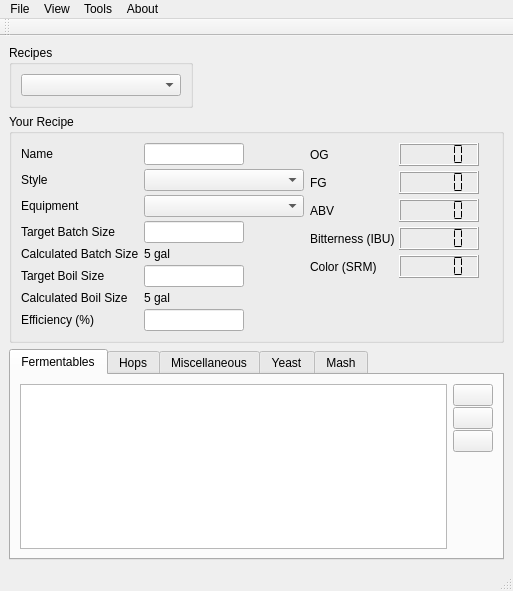
Before: the Qt Designer form ui/mainWindow.ui in Brewtarget/brewtarget, drawn with Qt 5.
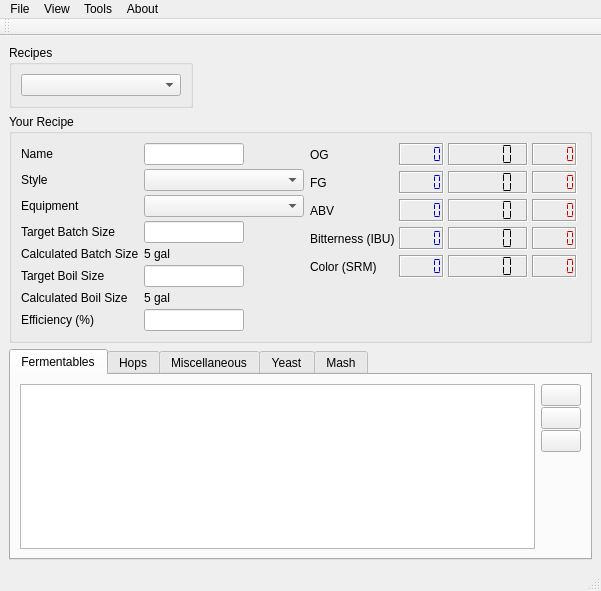
After: the same form once the commit is applied. Icons and pictures are not drawn. Custom widgets are drawn as their Qt base class.

Commit message: Fixed issue [2898847]. Style mins/maxs now on main window.

```diff
--- a/ui/mainWindow.ui
+++ b/ui/mainWindow.ui
@@ -6,7 +6,7 @@
    <rect>
     <x>0</x>
     <y>0</y>
-    <width>513</width>
+    <width>601</width>
     <height>591</height>
    </rect>
   </property>
@@ -318,13 +318,10 @@
             <number>1</number>
            </property>
            <item>
-            <layout class="QFormLayout" name="formLayout_2">
+            <layout class="QGridLayout" name="gridLayout">
              <property name="sizeConstraint">
               <enum>QLayout::SetDefaultConstraint</enum>
              </property>
-             <property name="fieldGrowthPolicy">
-              <enum>QFormLayout::FieldsStayAtSizeHint</enum>
-             </property>
              <property name="horizontalSpacing">
               <number>4</number>
              </property>
@@ -338,10 +335,10 @@
                </property>
               </widget>
              </item>
-             <item row="0" column="1">
+             <item row="0" column="2">
               <widget class="QLCDNumber" name="lcdNumber_og">
                <property name="sizePolicy">
-                <sizepolicy hsizetype="Minimum" vsizetype="Minimum">
+                <sizepolicy hsizetype="Minimum" vsizetype="Fixed">
                  <horstretch>0</horstretch>
                  <verstretch>0</verstretch>
                 </sizepolicy>
@@ -352,6 +349,9 @@
                  <height>0</height>
                 </size>
                </property>
+               <property name="frameShadow">
+                <enum>QFrame::Sunken</enum>
+               </property>
                <property name="segmentStyle">
                 <enum>QLCDNumber::Flat</enum>
                </property>
@@ -364,10 +364,10 @@
                </property>
               </widget>
              </item>
-             <item row="1" column="1">
+             <item row="1" column="2">
               <widget class="QLCDNumber" name="lcdNumber_fg">
                <property name="sizePolicy">
-                <sizepolicy hsizetype="Minimum" vsizetype="Minimum">
+                <sizepolicy hsizetype="Minimum" vsizetype="Fixed">
                  <horstretch>0</horstretch>
                  <verstretch>0</verstretch>
                 </sizepolicy>
@@ -378,6 +378,9 @@
                  <height>0</height>
                 </size>
                </property>
+               <property name="frameShadow">
+                <enum>QFrame::Sunken</enum>
+               </property>
                <property name="segmentStyle">
                 <enum>QLCDNumber::Flat</enum>
                </property>
@@ -390,10 +393,10 @@
                </property>
               </widget>
              </item>
-             <item row="2" column="1">
+             <item row="2" column="2">
               <widget class="QLCDNumber" name="lcdNumber_abv">
                <property name="sizePolicy">
-                <sizepolicy hsizetype="Minimum" vsizetype="Minimum">
+                <sizepolicy hsizetype="Minimum" vsizetype="Fixed">
                  <horstretch>0</horstretch>
                  <verstretch>0</verstretch>
                 </sizepolicy>
@@ -404,6 +407,9 @@
                  <height>0</height>
                 </size>
                </property>
+               <property name="frameShadow">
+                <enum>QFrame::Sunken</enum>
+               </property>
                <property name="segmentStyle">
                 <enum>QLCDNumber::Flat</enum>
                </property>
@@ -416,10 +422,10 @@
                </property>
               </widget>
              </item>
-             <item row="3" column="1">
+             <item row="3" column="2">
               <widget class="QLCDNumber" name="lcdNumber_ibu">
                <property name="sizePolicy">
-                <sizepolicy hsizetype="Minimum" vsizetype="Minimum">
+                <sizepolicy hsizetype="Minimum" vsizetype="Fixed">
                  <horstretch>0</horstretch>
                  <verstretch>0</verstretch>
                 </sizepolicy>
@@ -430,6 +436,9 @@
                  <height>0</height>
                 </size>
                </property>
+               <property name="frameShadow">
+                <enum>QFrame::Sunken</enum>
+               </property>
                <property name="segmentStyle">
                 <enum>QLCDNumber::Flat</enum>
                </property>
@@ -442,10 +451,10 @@
                </property>
               </widget>
              </item>
-             <item row="4" column="1">
+             <item row="4" column="2">
               <widget class="QLCDNumber" name="lcdNumber_srm">
                <property name="sizePolicy">
-                <sizepolicy hsizetype="Minimum" vsizetype="Minimum">
+                <sizepolicy hsizetype="Minimum" vsizetype="Fixed">
                  <horstretch>0</horstretch>
                  <verstretch>0</verstretch>
                 </sizepolicy>
@@ -456,6 +465,614 @@
                  <height>0</height>
                 </size>
                </property>
+               <property name="frameShadow">
+                <enum>QFrame::Sunken</enum>
+               </property>
+               <property name="segmentStyle">
+                <enum>QLCDNumber::Flat</enum>
+               </property>
+              </widget>
+             </item>
+             <item row="0" column="1">
+              <widget class="QLCDNumber" name="lcdNumber_ogLow">
+               <property name="sizePolicy">
+                <sizepolicy hsizetype="Preferred" vsizetype="Minimum">
+                 <horstretch>0</horstretch>
+                 <verstretch>0</verstretch>
+                </sizepolicy>
+               </property>
+               <property name="minimumSize">
+                <size>
+                 <width>40</width>
+                 <height>0</height>
+                </size>
+               </property>
+               <property name="palette">
+                <palette>
+                 <active>
+                  <colorrole role="WindowText">
+                   <brush brushstyle="SolidPattern">
+                    <color alpha="255">
+                     <red>0</red>
+                     <green>0</green>
+                     <blue>208</blue>
+                    </color>
+                   </brush>
+                  </colorrole>
+                 </active>
+                 <inactive>
+                  <colorrole role="WindowText">
+                   <brush brushstyle="SolidPattern">
+                    <color alpha="255">
+                     <red>0</red>
+                     <green>0</green>
+                     <blue>208</blue>
+                    </color>
+                   </brush>
+                  </colorrole>
+                 </inactive>
+                 <disabled>
+                  <colorrole role="WindowText">
+                   <brush brushstyle="SolidPattern">
+                    <color alpha="255">
+                     <red>126</red>
+                     <green>125</green>
+                     <blue>124</blue>
+                    </color>
+                   </brush>
+                  </colorrole>
+                 </disabled>
+                </palette>
+               </property>
+               <property name="frameShape">
+                <enum>QFrame::Box</enum>
+               </property>
+               <property name="frameShadow">
+                <enum>QFrame::Sunken</enum>
+               </property>
+               <property name="segmentStyle">
+                <enum>QLCDNumber::Flat</enum>
+               </property>
+              </widget>
+             </item>
+             <item row="0" column="3">
+              <widget class="QLCDNumber" name="lcdNumber_ogHigh">
+               <property name="sizePolicy">
+                <sizepolicy hsizetype="Preferred" vsizetype="Minimum">
+                 <horstretch>0</horstretch>
+                 <verstretch>0</verstretch>
+                </sizepolicy>
+               </property>
+               <property name="minimumSize">
+                <size>
+                 <width>40</width>
+                 <height>0</height>
+                </size>
+               </property>
+               <property name="palette">
+                <palette>
+                 <active>
+                  <colorrole role="WindowText">
+                   <brush brushstyle="SolidPattern">
+                    <color alpha="255">
+                     <red>208</red>
+                     <green>0</green>
+                     <blue>0</blue>
+                    </color>
+                   </brush>
+                  </colorrole>
+                 </active>
+                 <inactive>
+                  <colorrole role="WindowText">
+                   <brush brushstyle="SolidPattern">
+                    <color alpha="255">
+                     <red>208</red>
+                     <green>0</green>
+                     <blue>0</blue>
+                    </color>
+                   </brush>
+                  </colorrole>
+                 </inactive>
+                 <disabled>
+                  <colorrole role="WindowText">
+                   <brush brushstyle="SolidPattern">
+                    <color alpha="255">
+                     <red>126</red>
+                     <green>125</green>
+                     <blue>124</blue>
+                    </color>
+                   </brush>
+                  </colorrole>
+                 </disabled>
+                </palette>
+               </property>
+               <property name="frameShadow">
+                <enum>QFrame::Sunken</enum>
+               </property>
+               <property name="segmentStyle">
+                <enum>QLCDNumber::Flat</enum>
+               </property>
+              </widget>
+             </item>
+             <item row="1" column="1">
+              <widget class="QLCDNumber" name="lcdNumber_fgLow">
+               <property name="sizePolicy">
+                <sizepolicy hsizetype="Preferred" vsizetype="Minimum">
+                 <horstretch>0</horstretch>
+                 <verstretch>0</verstretch>
+                </sizepolicy>
+               </property>
+               <property name="minimumSize">
+                <size>
+                 <width>40</width>
+                 <height>0</height>
+                </size>
+               </property>
+               <property name="palette">
+                <palette>
+                 <active>
+                  <colorrole role="WindowText">
+                   <brush brushstyle="SolidPattern">
+                    <color alpha="255">
+                     <red>0</red>
+                     <green>0</green>
+                     <blue>208</blue>
+                    </color>
+                   </brush>
+                  </colorrole>
+                 </active>
+                 <inactive>
+                  <colorrole role="WindowText">
+                   <brush brushstyle="SolidPattern">
+                    <color alpha="255">
+                     <red>0</red>
+                     <green>0</green>
+                     <blue>208</blue>
+                    </color>
+                   </brush>
+                  </colorrole>
+                 </inactive>
+                 <disabled>
+                  <colorrole role="WindowText">
+                   <brush brushstyle="SolidPattern">
+                    <color alpha="255">
+                     <red>126</red>
+                     <green>125</green>
+                     <blue>124</blue>
+                    </color>
+                   </brush>
+                  </colorrole>
+                 </disabled>
+                </palette>
+               </property>
+               <property name="frameShape">
+                <enum>QFrame::Box</enum>
+               </property>
+               <property name="frameShadow">
+                <enum>QFrame::Sunken</enum>
+               </property>
+               <property name="segmentStyle">
+                <enum>QLCDNumber::Flat</enum>
+               </property>
+              </widget>
+             </item>
+             <item row="1" column="3">
+              <widget class="QLCDNumber" name="lcdNumber_fgHigh">
+               <property name="sizePolicy">
+                <sizepolicy hsizetype="Preferred" vsizetype="Minimum">
+                 <horstretch>0</horstretch>
+                 <verstretch>0</verstretch>
+                </sizepolicy>
+               </property>
+               <property name="minimumSize">
+                <size>
+                 <width>40</width>
+                 <height>0</height>
+                </size>
+               </property>
+               <property name="palette">
+                <palette>
+                 <active>
+                  <colorrole role="WindowText">
+                   <brush brushstyle="SolidPattern">
+                    <color alpha="255">
+                     <red>208</red>
+                     <green>0</green>
+                     <blue>0</blue>
+                    </color>
+                   </brush>
+                  </colorrole>
+                 </active>
+                 <inactive>
+                  <colorrole role="WindowText">
+                   <brush brushstyle="SolidPattern">
+                    <color alpha="255">
+                     <red>208</red>
+                     <green>0</green>
+                     <blue>0</blue>
+                    </color>
+                   </brush>
+                  </colorrole>
+                 </inactive>
+                 <disabled>
+                  <colorrole role="WindowText">
+                   <brush brushstyle="SolidPattern">
+                    <color alpha="255">
+                     <red>126</red>
+                     <green>125</green>
+                     <blue>124</blue>
+                    </color>
+                   </brush>
+                  </colorrole>
+                 </disabled>
+                </palette>
+               </property>
+               <property name="frameShadow">
+                <enum>QFrame::Sunken</enum>
+               </property>
+               <property name="segmentStyle">
+                <enum>QLCDNumber::Flat</enum>
+               </property>
+              </widget>
+             </item>
+             <item row="2" column="1">
+              <widget class="QLCDNumber" name="lcdNumber_abvLow">
+               <property name="sizePolicy">
+                <sizepolicy hsizetype="Preferred" vsizetype="Minimum">
+                 <horstretch>0</horstretch>
+                 <verstretch>0</verstretch>
+                </sizepolicy>
+               </property>
+               <property name="minimumSize">
+                <size>
+                 <width>40</width>
+                 <height>0</height>
+                </size>
+               </property>
+               <property name="palette">
+                <palette>
+                 <active>
+                  <colorrole role="WindowText">
+                   <brush brushstyle="SolidPattern">
+                    <color alpha="255">
+                     <red>0</red>
+                     <green>0</green>
+                     <blue>208</blue>
+                    </color>
+                   </brush>
+                  </colorrole>
+                 </active>
+                 <inactive>
+                  <colorrole role="WindowText">
+                   <brush brushstyle="SolidPattern">
+                    <color alpha="255">
+                     <red>0</red>
+                     <green>0</green>
+                     <blue>208</blue>
+                    </color>
+                   </brush>
+                  </colorrole>
+                 </inactive>
+                 <disabled>
+                  <colorrole role="WindowText">
+                   <brush brushstyle="SolidPattern">
+                    <color alpha="255">
+                     <red>126</red>
+                     <green>125</green>
+                     <blue>124</blue>
+                    </color>
+                   </brush>
+                  </colorrole>
+                 </disabled>
+                </palette>
+               </property>
+               <property name="frameShape">
+                <enum>QFrame::Box</enum>
+               </property>
+               <property name="frameShadow">
+                <enum>QFrame::Sunken</enum>
+               </property>
+               <property name="segmentStyle">
+                <enum>QLCDNumber::Flat</enum>
+               </property>
+              </widget>
+             </item>
+             <item row="2" column="3">
+              <widget class="QLCDNumber" name="lcdNumber_abvHigh">
+               <property name="sizePolicy">
+                <sizepolicy hsizetype="Preferred" vsizetype="Minimum">
+                 <horstretch>0</horstretch>
+                 <verstretch>0</verstretch>
+                </sizepolicy>
+               </property>
+               <property name="minimumSize">
+                <size>
+                 <width>40</width>
+                 <height>0</height>
+                </size>
+               </property>
+               <property name="palette">
+                <palette>
+                 <active>
+                  <colorrole role="WindowText">
+                   <brush brushstyle="SolidPattern">
+                    <color alpha="255">
+                     <red>208</red>
+                     <green>0</green>
+                     <blue>0</blue>
+                    </color>
+                   </brush>
+                  </colorrole>
+                 </active>
+                 <inactive>
+                  <colorrole role="WindowText">
+                   <brush brushstyle="SolidPattern">
+                    <color alpha="255">
+                     <red>208</red>
+                     <green>0</green>
+                     <blue>0</blue>
+                    </color>
+                   </brush>
+                  </colorrole>
+                 </inactive>
+                 <disabled>
+                  <colorrole role="WindowText">
+                   <brush brushstyle="SolidPattern">
+                    <color alpha="255">
+                     <red>126</red>
+                     <green>125</green>
+                     <blue>124</blue>
+                    </color>
+                   </brush>
+                  </colorrole>
+                 </disabled>
+                </palette>
+               </property>
+               <property name="frameShadow">
+                <enum>QFrame::Sunken</enum>
+               </property>
+               <property name="segmentStyle">
+                <enum>QLCDNumber::Flat</enum>
+               </property>
+              </widget>
+             </item>
+             <item row="3" column="1">
+              <widget class="QLCDNumber" name="lcdNumber_ibuLow">
+               <property name="sizePolicy">
+                <sizepolicy hsizetype="Preferred" vsizetype="Minimum">
+                 <horstretch>0</horstretch>
+                 <verstretch>0</verstretch>
+                </sizepolicy>
+               </property>
+               <property name="minimumSize">
+                <size>
+                 <width>40</width>
+                 <height>0</height>
+                </size>
+               </property>
+               <property name="palette">
+                <palette>
+                 <active>
+                  <colorrole role="WindowText">
+                   <brush brushstyle="SolidPattern">
+                    <color alpha="255">
+                     <red>0</red>
+                     <green>0</green>
+                     <blue>208</blue>
+                    </color>
+                   </brush>
+                  </colorrole>
+                 </active>
+                 <inactive>
+                  <colorrole role="WindowText">
+                   <brush brushstyle="SolidPattern">
+                    <color alpha="255">
+                     <red>0</red>
+                     <green>0</green>
+                     <blue>208</blue>
+                    </color>
+                   </brush>
+                  </colorrole>
+                 </inactive>
+                 <disabled>
+                  <colorrole role="WindowText">
+                   <brush brushstyle="SolidPattern">
+                    <color alpha="255">
+                     <red>126</red>
+                     <green>125</green>
+                     <blue>124</blue>
+                    </color>
+                   </brush>
+                  </colorrole>
+                 </disabled>
+                </palette>
+               </property>
+               <property name="frameShape">
+                <enum>QFrame::Box</enum>
+               </property>
+               <property name="frameShadow">
+                <enum>QFrame::Sunken</enum>
+               </property>
+               <property name="segmentStyle">
+                <enum>QLCDNumber::Flat</enum>
+               </property>
+              </widget>
+             </item>
+             <item row="3" column="3">
+              <widget class="QLCDNumber" name="lcdNumber_ibuHigh">
+               <property name="sizePolicy">
+                <sizepolicy hsizetype="Preferred" vsizetype="Minimum">
+                 <horstretch>0</horstretch>
+                 <verstretch>0</verstretch>
+                </sizepolicy>
+               </property>
+               <property name="minimumSize">
+                <size>
+                 <width>40</width>
+                 <height>0</height>
+                </size>
+               </property>
+               <property name="palette">
+                <palette>
+                 <active>
+                  <colorrole role="WindowText">
+                   <brush brushstyle="SolidPattern">
+                    <color alpha="255">
+                     <red>208</red>
+                     <green>0</green>
+                     <blue>0</blue>
+                    </color>
+                   </brush>
+                  </colorrole>
+                 </active>
+                 <inactive>
+                  <colorrole role="WindowText">
+                   <brush brushstyle="SolidPattern">
+                    <color alpha="255">
+                     <red>208</red>
+                     <green>0</green>
+                     <blue>0</blue>
+                    </color>
+                   </brush>
+                  </colorrole>
+                 </inactive>
+                 <disabled>
+                  <colorrole role="WindowText">
+                   <brush brushstyle="SolidPattern">
+                    <color alpha="255">
+                     <red>126</red>
+                     <green>125</green>
+                     <blue>124</blue>
+                    </color>
+                   </brush>
+                  </colorrole>
+                 </disabled>
+                </palette>
+               </property>
+               <property name="frameShadow">
+                <enum>QFrame::Sunken</enum>
+               </property>
+               <property name="segmentStyle">
+                <enum>QLCDNumber::Flat</enum>
+               </property>
+              </widget>
+             </item>
+             <item row="4" column="1">
+              <widget class="QLCDNumber" name="lcdNumber_srmLow">
+               <property name="sizePolicy">
+                <sizepolicy hsizetype="Preferred" vsizetype="Minimum">
+                 <horstretch>0</horstretch>
+                 <verstretch>0</verstretch>
+                </sizepolicy>
+               </property>
+               <property name="minimumSize">
+                <size>
+                 <width>40</width>
+                 <height>0</height>
+                </size>
+               </property>
+               <property name="palette">
+                <palette>
+                 <active>
+                  <colorrole role="WindowText">
+                   <brush brushstyle="SolidPattern">
+                    <color alpha="255">
+                     <red>0</red>
+                     <green>0</green>
+                     <blue>208</blue>
+                    </color>
+                   </brush>
+                  </colorrole>
+                 </active>
+                 <inactive>
+                  <colorrole role="WindowText">
+                   <brush brushstyle="SolidPattern">
+                    <color alpha="255">
+                     <red>0</red>
+                     <green>0</green>
+                     <blue>208</blue>
+                    </color>
+                   </brush>
+                  </colorrole>
+                 </inactive>
+                 <disabled>
+                  <colorrole role="WindowText">
+                   <brush brushstyle="SolidPattern">
+                    <color alpha="255">
+                     <red>126</red>
+                     <green>125</green>
+                     <blue>124</blue>
+                    </color>
+                   </brush>
+                  </colorrole>
+                 </disabled>
+                </palette>
+               </property>
+               <property name="frameShape">
+                <enum>QFrame::Box</enum>
+               </property>
+               <property name="frameShadow">
+                <enum>QFrame::Sunken</enum>
+               </property>
+               <property name="segmentStyle">
+                <enum>QLCDNumber::Flat</enum>
+               </property>
+              </widget>
+             </item>
+             <item row="4" column="3">
+              <widget class="QLCDNumber" name="lcdNumber_srmHigh">
+               <property name="sizePolicy">
+                <sizepolicy hsizetype="Preferred" vsizetype="Minimum">
+                 <horstretch>0</horstretch>
+                 <verstretch>0</verstretch>
+                </sizepolicy>
+               </property>
+               <property name="minimumSize">
+                <size>
+                 <width>40</width>
+                 <height>0</height>
+                </size>
+               </property>
+               <property name="palette">
+                <palette>
+                 <active>
+                  <colorrole role="WindowText">
+                   <brush brushstyle="SolidPattern">
+                    <color alpha="255">
+                     <red>208</red>
+                     <green>0</green>
+                     <blue>0</blue>
+                    </color>
+                   </brush>
+                  </colorrole>
+                 </active>
+                 <inactive>
+                  <colorrole role="WindowText">
+                   <brush brushstyle="SolidPattern">
+                    <color alpha="255">
+                     <red>208</red>
+                     <green>0</green>
+                     <blue>0</blue>
+                    </color>
+                   </brush>
+                  </colorrole>
+                 </inactive>
+                 <disabled>
+                  <colorrole role="WindowText">
+                   <brush brushstyle="SolidPattern">
+                    <color alpha="255">
+                     <red>126</red>
+                     <green>125</green>
+                     <blue>124</blue>
+                    </color>
+                   </brush>
+                  </colorrole>
+                 </disabled>
+                </palette>
+               </property>
+               <property name="frameShadow">
+                <enum>QFrame::Sunken</enum>
+               </property>
                <property name="segmentStyle">
                 <enum>QLCDNumber::Flat</enum>
                </property>
@@ -463,6 +1080,19 @@
              </item>
             </layout>
            </item>
+           <item>
+            <spacer name="verticalSpacer_2">
+             <property name="orientation">
+              <enum>Qt::Vertical</enum>
+             </property>
+             <property name="sizeHint" stdset="0">
+              <size>
+               <width>20</width>
+               <height>40</height>
+              </size>
+             </property>
+            </spacer>
+           </item>
           </layout>
          </item>
          <item>
@@ -925,7 +1555,7 @@
     <rect>
      <x>0</x>
      <y>0</y>
-     <width>513</width>
+     <width>601</width>
      <height>23</height>
     </rect>
    </property>
```
The commit also changes 1 other file.
